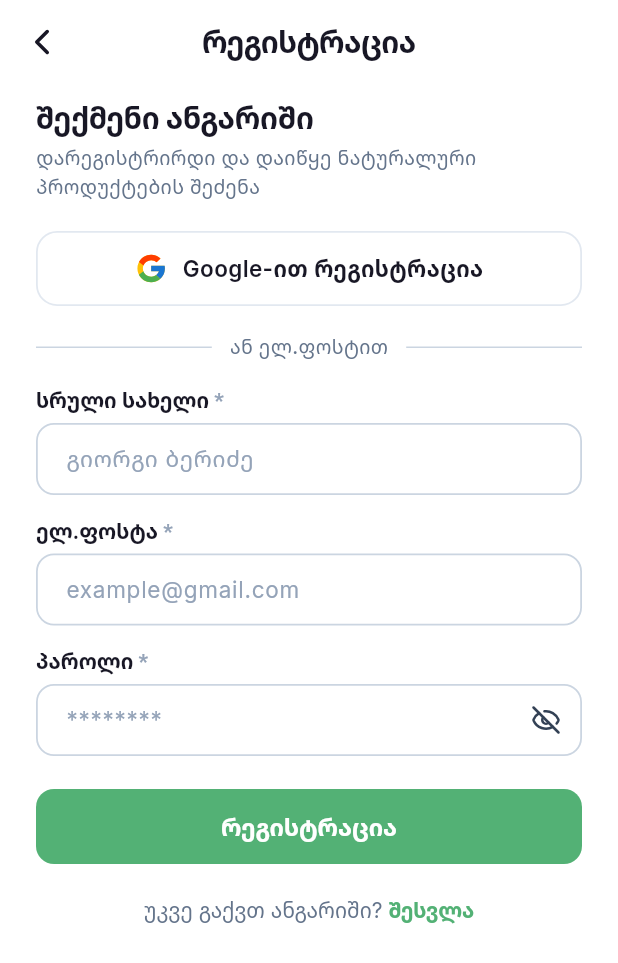
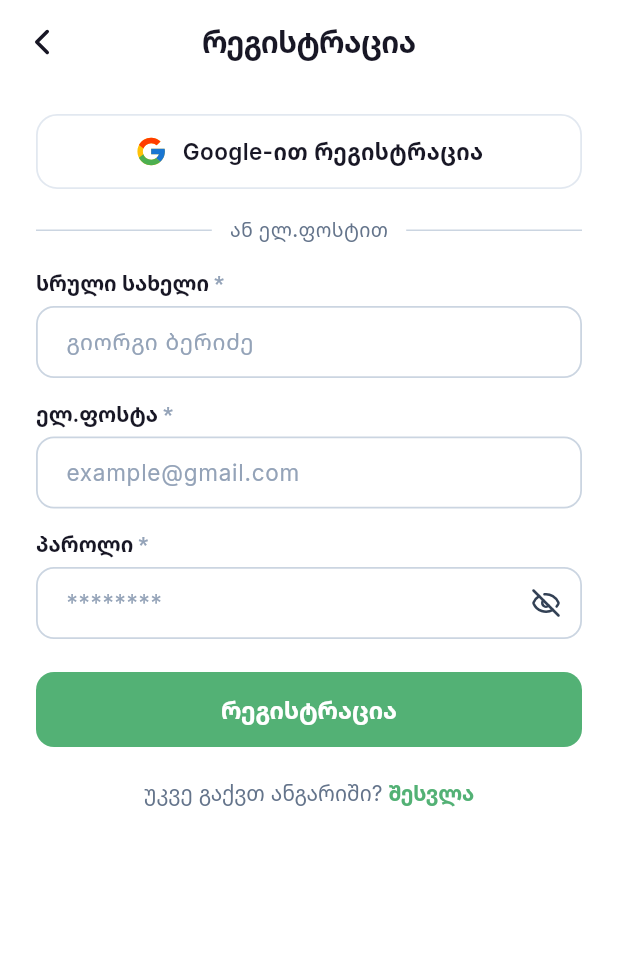
Before and after one commit to Sanchoka19/AgroKera, a Flutter app: the RegisterScreen screen opened directly, on a phone screen of 412 x 824 dp. Shown: the top 963 px of the screen. Run offline on Flutter 3.47's test engine with Material 3 defaults, Android fonts, the phone set to English and light mode, and no system bars; our stand-ins replace flutter_riverpod, flutter_svg, google_fonts, lucide_icons_flutter; network calls fail.

Commit message:
fix(register): remove redundant header title to eliminate duplication

```diff
--- a/lib/features/auth/presentation/screens/register_screen.dart
+++ b/lib/features/auth/presentation/screens/register_screen.dart
@@ -91,28 +91,11 @@ class _RegisterScreenState extends ConsumerState<RegisterScreen> {
       ),
       body: SafeArea(
         child: SingleChildScrollView(
-          padding: const EdgeInsets.symmetric(horizontal: 24, vertical: 8),
+          padding: const EdgeInsets.symmetric(horizontal: 24, vertical: 12),
           child: Column(
             crossAxisAlignment: CrossAxisAlignment.stretch,
             children: [
-              // Header text
-              Text(
-                'შექმენი ანგარიში',
-                style: AppTypography.h2.copyWith(
-                  fontSize: 20,
-                  fontWeight: FontWeight.w800,
-                  color: AppColors.textPrimary,
-                ),
-              ),
-              const SizedBox(height: 4),
-              Text(
-                'დარეგისტრირდი და დაიწყე ნატურალური პროდუქტების შეძენა',
-                style: AppTypography.caption.copyWith(
-                  fontSize: 13,
-                  color: const Color(0xFF64748B),
-                ),
-              ),
-              const SizedBox(height: 20),
+              const SizedBox(height: 8),
 
               // 1. Google 1-Click Fast Sign-Up Button at the top
               InkWell(
```
